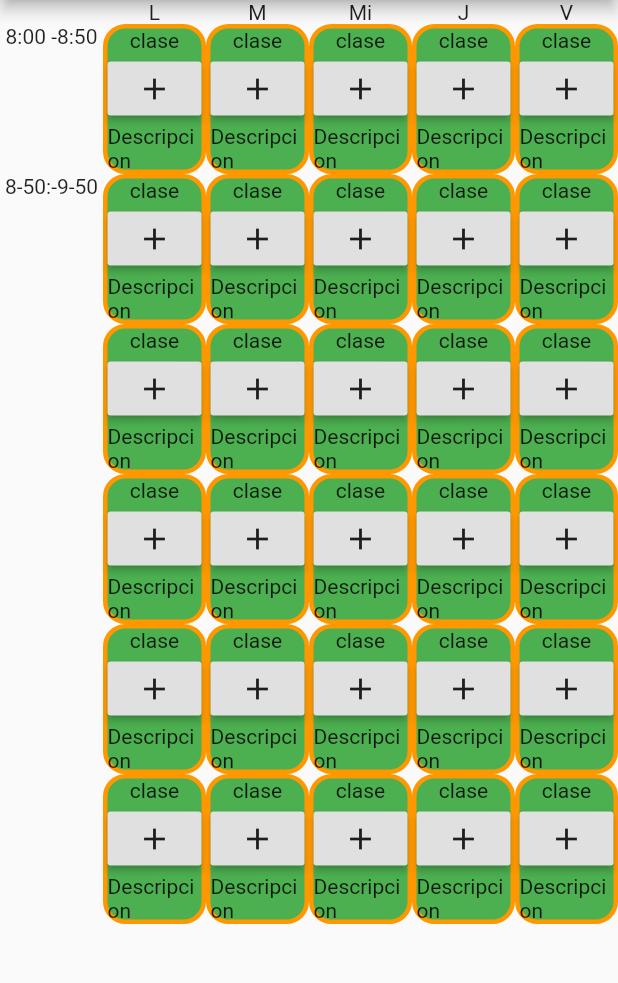
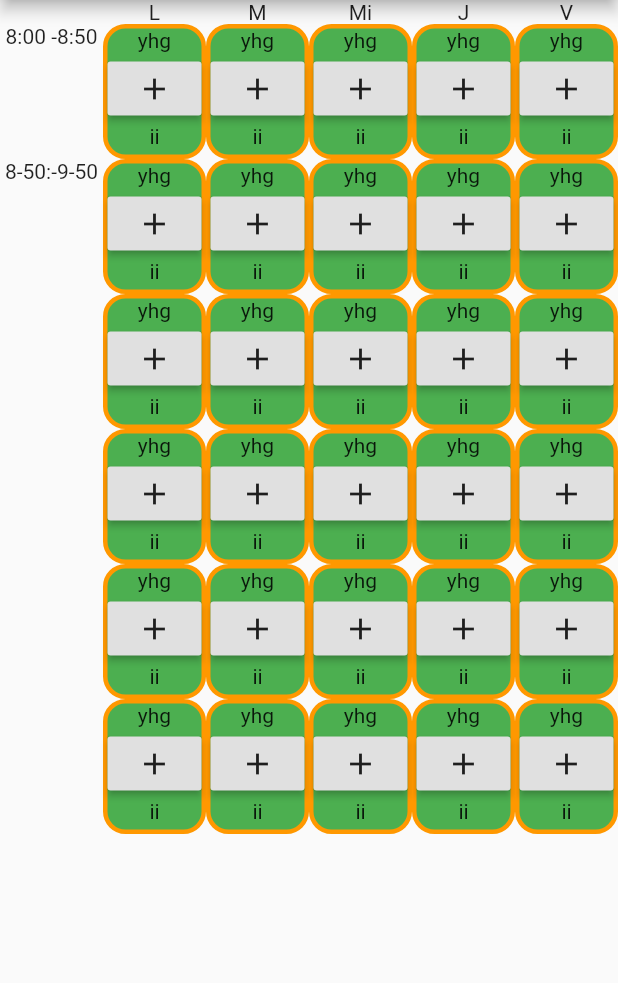
Before and after one commit to mrikerra678/CalendarioFlutter, a Flutter app: the screen it shows after launch, on a phone screen of 412 x 824 dp, the part 84-1067 px from its top. Run offline on Flutter 3.47's test engine with Material 2 defaults, Android fonts, the phone set to English and light mode, and no system bars.

Commit message:
Sin muchos avances

```diff
--- a/lib/widgets/contenedor.dart
+++ b/lib/widgets/contenedor.dart
@@ -4,11 +4,13 @@ import 'package:flutter/material.dart';
 
 class Contenedor {
   int id;
-  String clase = "";
+  String clase;
+  String profe;
 
-  Contenedor(String clase, int id) {
+  Contenedor(String clase, int id, String profe) {
+    this.clase = clase;
     this.id = id;
-    this.clase = clase;
+    this.profe = profe;
   }
 }
 
@@ -21,10 +23,16 @@ class Cosas extends StatefulWidget {
 class Cosos extends State<Cosas> {
   @override
   Widget build(BuildContext context) {
-    Contenedor contenedor = new Contenedor("clase", 1);
-    var container = Container(
+    Contenedor contenedor;
+
+    for (int i = 0; i < 30; i++) {
+      contenedor = new Contenedor("yhg", i, "ii");
+    }
+
+    var container = InkWell(
+      child: Container(
           width: 100,
-        height: 100,
+          height: 90,
           decoration: BoxDecoration(
               border: Border.all(width: 3, color: Colors.orange),
               color: Colors.green,
@@ -49,11 +57,12 @@ class Cosos extends State<Cosas> {
               ),
               Column(
                 children: [
-                Text("Descripcion"),
+                  Text(contenedor.profe.toString()),
                 ],
               )
             ],
-        ));
+          )),
+    );
     return container;
   }
 }
```
Also changed, not shown: lib/main.dart (+0 -20 lines), lib/widgets/formulario.dart (+14 -13 lines). Lines whose indentation alone changed are shown as unchanged.
